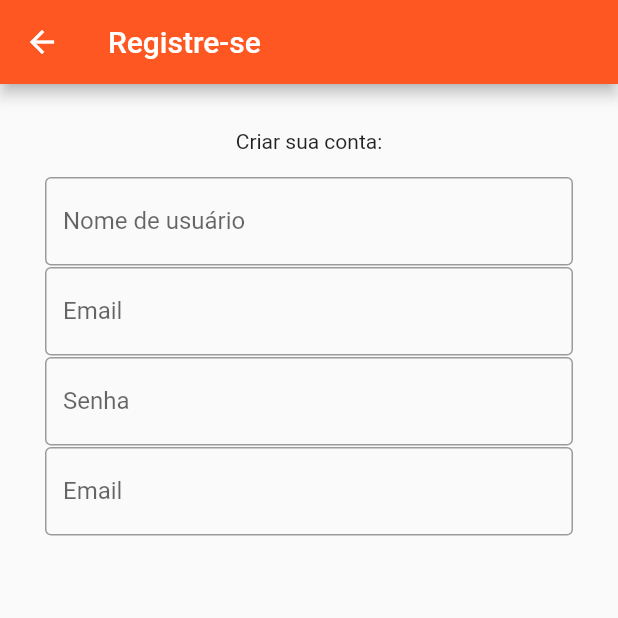
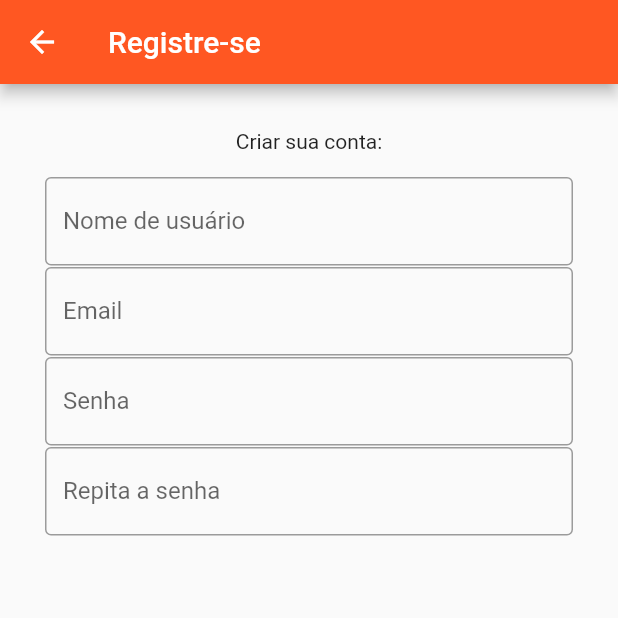
Before and after one commit to LucasSnatiago/flutter_lista_compras, a Flutter app: the Registrar screen opened by its route, on a phone screen of 412 x 824 dp, the top half of it. Run offline on Flutter 3.47's test engine with Material 2 defaults, Android fonts, the phone set to English and light mode, and no system bars; our stand-ins replace sqflite; missing offline and left inert: dbcrypt; accounts and stored records are empty.

Commit message:
fix: enviando linhas faltantes

```diff
--- a/lib/telas/registrar.dart
+++ b/lib/telas/registrar.dart
@@ -60,12 +60,11 @@ class _RegistrarState extends State<Registrar> {
                 height: 1,
               ),
               TextFormField(
-                key: ValueKey('email'),
-                keyboardType: TextInputType.emailAddress,
+                key: ValueKey('confirm_password'),
                 enableSuggestions: false,
-                initialValue: _formValues['email'],
+                initialValue: _formValues['password'],
                 decoration: InputDecoration(
-                    labelText: 'Email', border: OutlineInputBorder()),
+                    labelText: 'Repita a senha', border: OutlineInputBorder()),
                 validator: (value) {
                   if (value == null || !_isValidEmail(value))
                     return 'O email precisa ser válido!';
```
